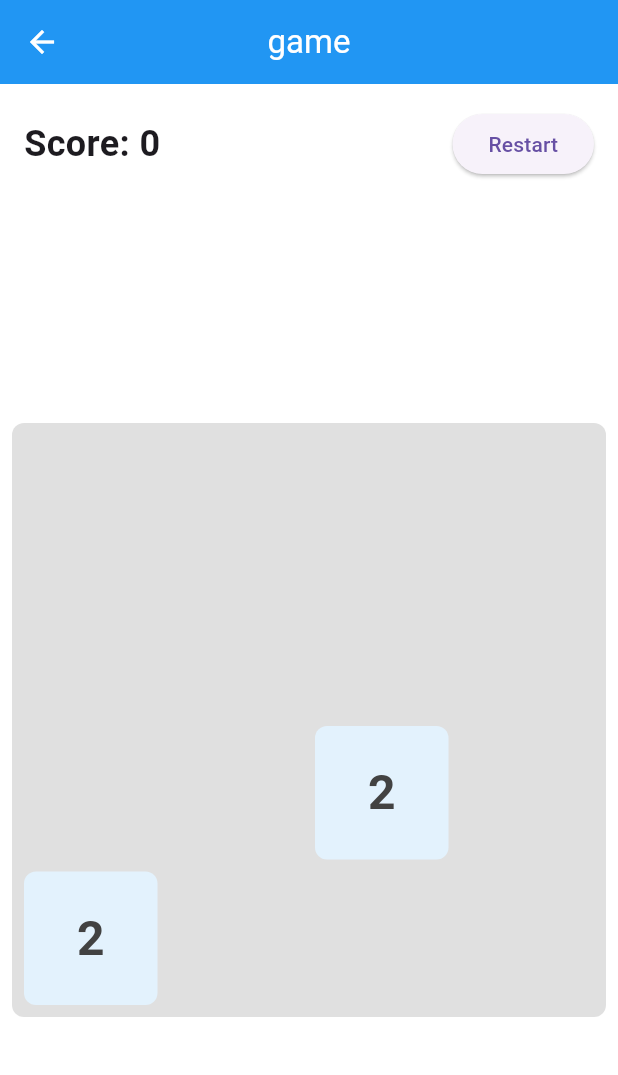
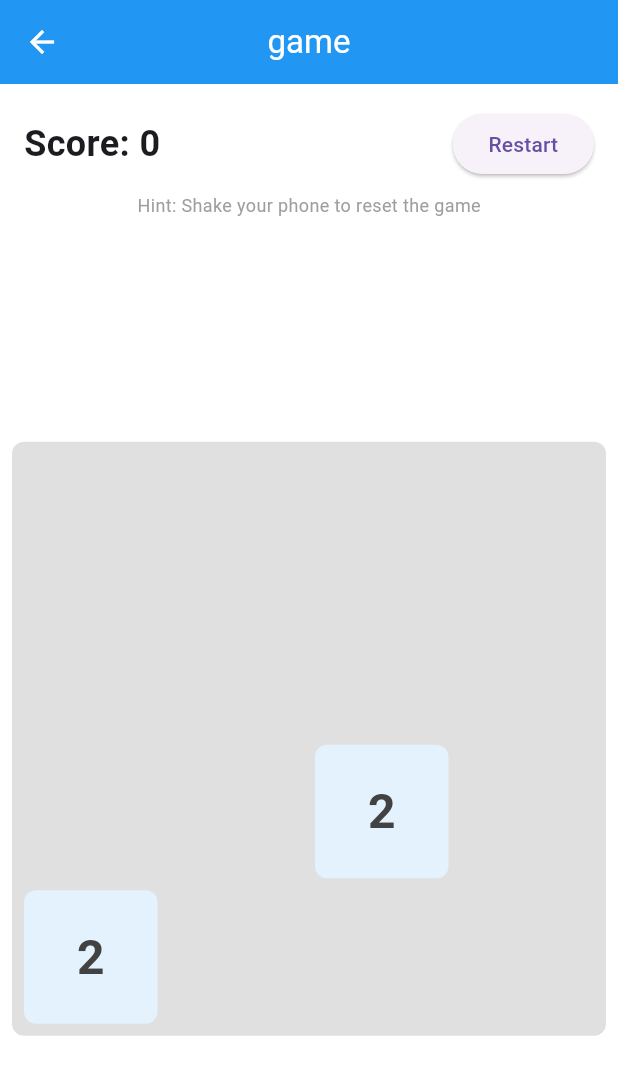
Before and after one commit to ikl7895/app, a Flutter app: the Game2048Screen screen opened directly, on a phone screen of 412 x 824 dp. Shown: the top 1075 px of the screen. Run offline on Flutter 3.47's test engine with Material 3 defaults, Android fonts, the phone set to English and light mode, and no system bars; our stand-ins replace cloud_firestore, firebase_core, sensors_plus, shared_preferences; missing offline and left inert: dialog_flowtter; accounts and stored records are empty.

Commit message:
Update game_board.dart

```diff
--- a/app/lib/widgets/game_board.dart
+++ b/app/lib/widgets/game_board.dart
@@ -83,7 +83,9 @@ class _GameBoardState extends State<GameBoard> {
       children: [
         Padding(
           padding: const EdgeInsets.all(16.0),
-          child: Row(
+          child: Column(
+            children: [
+              Row(
                 mainAxisAlignment: MainAxisAlignment.spaceBetween,
                 children: [
                   Text(
@@ -96,6 +98,16 @@ class _GameBoardState extends State<GameBoard> {
                   ElevatedButton(
                     onPressed: () => _showResetConfirmation(),
                     child: const Text('Restart'),
+                  ),
+                ],
+              ),
+              const SizedBox(height: 8),
+              const Text(
+                'Hint: Shake your phone to reset the game',
+                style: TextStyle(
+                  color: Colors.grey,
+                  fontSize: 12,
+                ),
               ),
             ],
           ),
```
Lines whose indentation alone changed are shown as unchanged.
